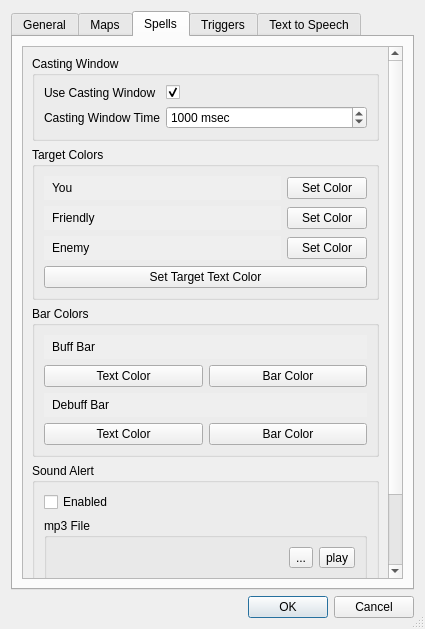
This is data/ui/settings.ui in nomns/nparse as Qt 5 draws it before an edit. The edited form follows.
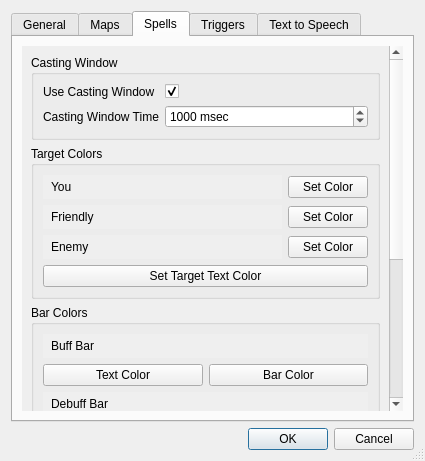
This is the edited form. The open tabs and pages were chosen to show the change.

```diff
--- a/data/ui/settings.ui
+++ b/data/ui/settings.ui
@@ -10,7 +10,7 @@
     <x>0</x>
     <y>0</y>
     <width>425</width>
-    <height>629</height>
+    <height>461</height>
    </rect>
   </property>
   <property name="sizePolicy">
@@ -332,6 +332,18 @@
       <layout class="QVBoxLayout" name="verticalLayout_9">
        <item>
         <widget class="QScrollArea" name="scrollArea">
+         <property name="autoFillBackground">
+          <bool>false</bool>
+         </property>
+         <property name="styleSheet">
+          <string notr="true"/>
+         </property>
+         <property name="frameShape">
+          <enum>QFrame::NoFrame</enum>
+         </property>
+         <property name="frameShadow">
+          <enum>QFrame::Plain</enum>
+         </property>
          <property name="widgetResizable">
           <bool>true</bool>
          </property>
@@ -340,7 +352,7 @@
            <rect>
             <x>0</x>
             <y>0</y>
-            <width>364</width>
+            <width>366</width>
             <height>568</height>
            </rect>
           </property>
@@ -578,9 +590,18 @@
                 <layout class="QHBoxLayout" name="horizontalLayout_9">
                  <item>
                   <widget class="QLabel" name="spellSoundFileLabel">
+                   <property name="maximumSize">
+                    <size>
+                     <width>200</width>
+                     <height>16777215</height>
+                    </size>
+                   </property>
                    <property name="text">
                     <string/>
                    </property>
+                   <property name="alignment">
+                    <set>Qt::AlignRight|Qt::AlignTrailing|Qt::AlignVCenter</set>
+                   </property>
                   </widget>
                  </item>
                  <item>
```
Left out of the diff: 4 changed lines with no effect on the pictures.
